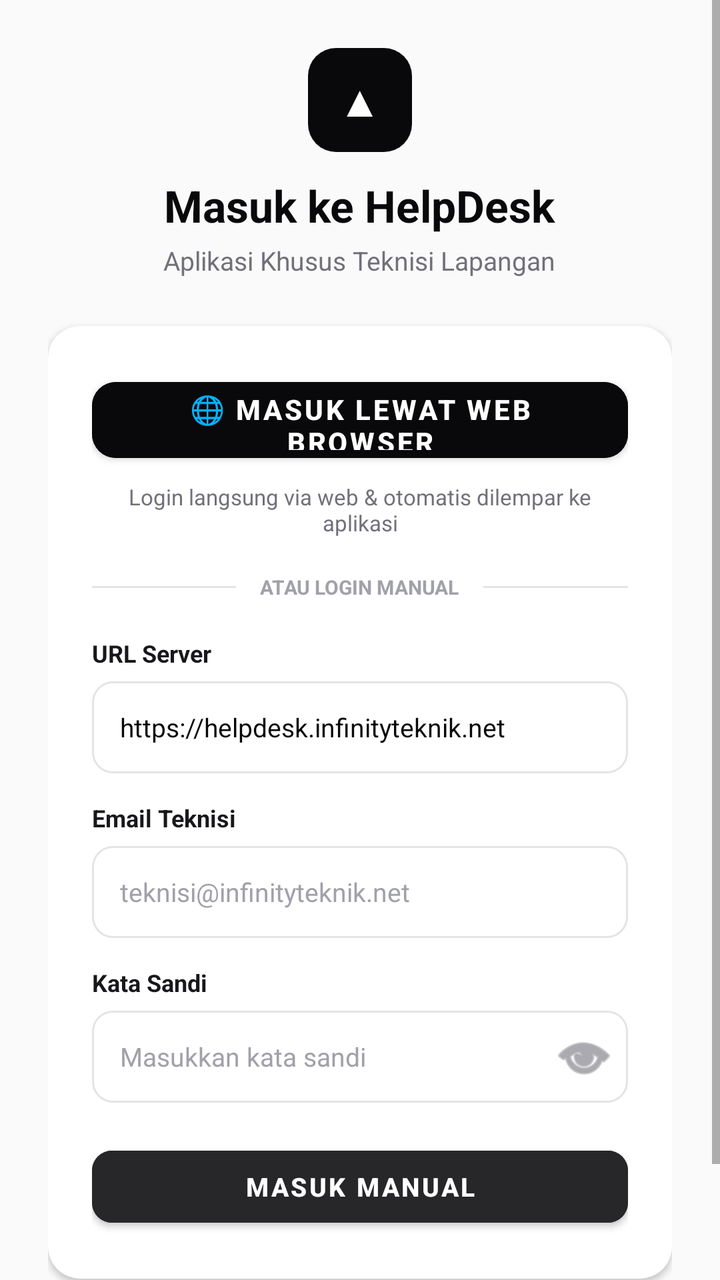
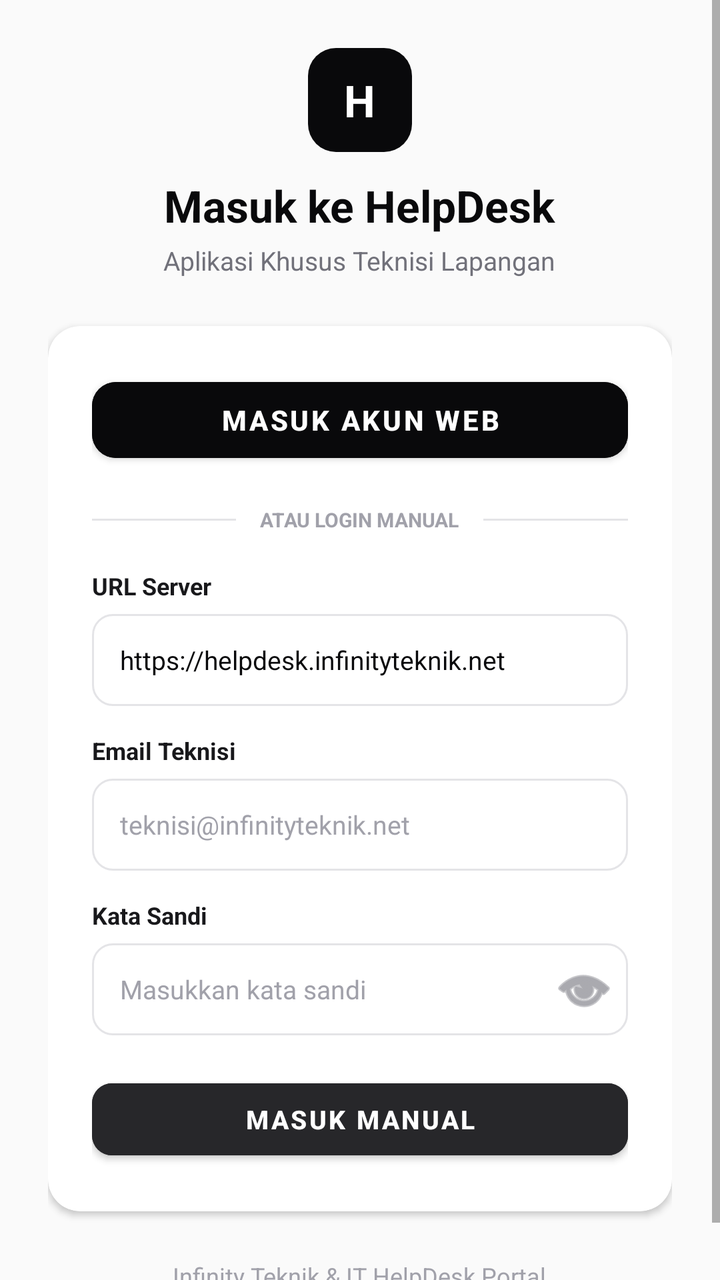

Screens rendered from an Android XML layout before and after an edit, with the pre-edit source and the edit as a unified diff.
<!-- AndroidManifest.xml: activity theme Theme.HelpDesk.NoActionBar -->
<!-- res/layout/activity_login.xml -->
<?xml version="1.0" encoding="utf-8"?>
<ScrollView xmlns:android="http://schemas.android.com/apk/res/android"
    xmlns:app="http://schemas.android.com/apk/res-auto"
    android:layout_width="match_parent"
    android:layout_height="match_parent"
    android:background="#FAFAFA"
    android:fillViewport="true">

    <LinearLayout
        android:layout_width="match_parent"
        android:layout_height="wrap_content"
        android:gravity="center"
        android:orientation="vertical"
        android:padding="24dp">

        
        <FrameLayout
            android:layout_width="52dp"
            android:layout_height="52dp"
            android:background="@drawable/logo_square_bg">

            <TextView
                android:layout_width="wrap_content"
                android:layout_height="wrap_content"
                android:layout_gravity="center"
                android:text="▲"
                android:textColor="#FFFFFF"
                android:textSize="22sp" />
        </FrameLayout>

        <TextView
            android:layout_width="wrap_content"
            android:layout_height="wrap_content"
            android:layout_marginTop="12dp"
            android:text="Masuk ke HelpDesk"
            android:textColor="#09090B"
            android:textSize="22sp"
            android:textStyle="bold" />

        <TextView
            android:layout_width="wrap_content"
            android:layout_height="wrap_content"
            android:layout_marginTop="4dp"
            android:text="Aplikasi Khusus Teknisi Lapangan"
            android:textColor="#71717A"
            android:textSize="13sp" />

        
        <androidx.cardview.widget.CardView
            android:layout_width="match_parent"
            android:layout_height="wrap_content"
            android:layout_marginTop="24dp"
            app:cardCornerRadius="16dp"
            app:cardElevation="2dp"
            app:cardBackgroundColor="#FFFFFF">

            <LinearLayout
                android:layout_width="match_parent"
                android:layout_height="wrap_content"
                android:orientation="vertical"
                android:padding="22dp">

                
                <com.google.android.material.button.MaterialButton
                    android:id="@+id/btnWebLogin"
                    android:layout_width="match_parent"
                    android:layout_height="50dp"
                    android:backgroundTint="#09090B"
                    android:text="🌐 Masuk Lewat Web Browser"
                    android:textColor="#FFFFFF"
                    android:textSize="14sp"
                    android:textStyle="bold"
                    app:cornerRadius="12dp" />

                <TextView
                    android:layout_width="match_parent"
                    android:layout_height="wrap_content"
                    android:layout_marginTop="6dp"
                    android:gravity="center"
                    android:text="Login langsung via web &amp; otomatis dilempar ke aplikasi"
                    android:textColor="#71717A"
                    android:textSize="11sp" />

                
                <LinearLayout
                    android:layout_width="match_parent"
                    android:layout_height="wrap_content"
                    android:layout_marginTop="18dp"
                    android:layout_marginBottom="18dp"
                    android:gravity="center"
                    android:orientation="horizontal">

                    <View
                        android:layout_width="0dp"
                        android:layout_height="1dp"
                        android:layout_weight="1"
                        android:background="#E4E4E7" />

                    <TextView
                        android:layout_width="wrap_content"
                        android:layout_height="wrap_content"
                        android:layout_marginStart="12dp"
                        android:layout_marginEnd="12dp"
                        android:text="ATAU LOGIN MANUAL"
                        android:textColor="#A1A1AA"
                        android:textSize="10sp"
                        android:textStyle="bold" />

                    <View
                        android:layout_width="0dp"
                        android:layout_height="1dp"
                        android:layout_weight="1"
                        android:background="#E4E4E7" />
                </LinearLayout>

                
                <TextView
                    android:layout_width="wrap_content"
                    android:layout_height="wrap_content"
                    android:text="URL Server"
                    android:textColor="#18181B"
                    android:textSize="12sp"
                    android:textStyle="bold" />

                <EditText
                    android:id="@+id/etServerUrl"
                    android:layout_width="match_parent"
                    android:layout_height="46dp"
                    android:layout_marginTop="6dp"
                    android:background="@drawable/input_field_bg"
                    android:inputType="textUri"
                    android:paddingStart="14dp"
                    android:paddingEnd="14dp"
                    android:text="https://helpdesk.infinityteknik.net"
                    android:textColor="#09090B"
                    android:textColorHint="#A1A1AA"
                    android:textSize="13sp" />

                
                <TextView
                    android:layout_width="wrap_content"
                    android:layout_height="wrap_content"
                    android:layout_marginTop="14dp"
                    android:text="Email Teknisi"
                    android:textColor="#18181B"
                    android:textSize="12sp"
                    android:textStyle="bold" />

                <EditText
                    android:id="@+id/etEmail"
                    android:layout_width="match_parent"
                    android:layout_height="46dp"
                    android:layout_marginTop="6dp"
                    android:background="@drawable/input_field_bg"
                    android:hint="teknisi@infinityteknik.net"
                    android:inputType="textEmailAddress"
                    android:paddingStart="14dp"
                    android:paddingEnd="14dp"
                    android:textColor="#09090B"
                    android:textColorHint="#A1A1AA"
                    android:textSize="13sp" />

                
                <TextView
                    android:layout_width="wrap_content"
                    android:layout_height="wrap_content"
                    android:layout_marginTop="14dp"
                    android:text="Kata Sandi"
                    android:textColor="#18181B"
                    android:textSize="12sp"
                    android:textStyle="bold" />

                <RelativeLayout
                    android:layout_width="match_parent"
                    android:layout_height="46dp"
                    android:layout_marginTop="6dp"
                    android:background="@drawable/input_field_bg">

                    <EditText
                        android:id="@+id/etPassword"
                        android:layout_width="match_parent"
                        android:layout_height="match_parent"
                        android:layout_toStartOf="@+id/ivTogglePassword"
                        android:background="@null"
                        android:hint="Masukkan kata sandi"
                        android:inputType="textPassword"
                        android:paddingStart="14dp"
                        android:paddingEnd="8dp"
                        android:textColor="#09090B"
                        android:textColorHint="#A1A1AA"
                        android:textSize="13sp" />

                    <ImageButton
                        android:id="@+id/ivTogglePassword"
                        android:layout_width="44dp"
                        android:layout_height="match_parent"
                        android:layout_alignParentEnd="true"
                        android:background="?attr/selectableItemBackgroundBorderless"
                        android:contentDescription="Toggle password"
                        android:src="@android:drawable/ic_menu_view"
                        android:tint="#71717A" />
                </RelativeLayout>

                
                <TextView
                    android:id="@+id/tvError"
                    android:layout_width="match_parent"
                    android:layout_height="wrap_content"
                    android:layout_marginTop="10dp"
                    android:textColor="#EF4444"
                    android:textSize="12sp"
                    android:visibility="gone" />

                
                <com.google.android.material.button.MaterialButton
                    android:id="@+id/btnLogin"
                    android:layout_width="match_parent"
                    android:layout_height="48dp"
                    android:layout_marginTop="18dp"
                    android:backgroundTint="#27272A"
                    android:text="Masuk Manual"
                    android:textColor="#FFFFFF"
                    android:textSize="13sp"
                    android:textStyle="bold"
                    app:cornerRadius="10dp" />

                
                <ProgressBar
                    android:id="@+id/pbLoading"
                    android:layout_width="32dp"
                    android:layout_height="32dp"
                    android:layout_gravity="center"
                    android:layout_marginTop="12dp"
                    android:visibility="gone" />

            </LinearLayout>
        </androidx.cardview.widget.CardView>

        <TextView
            android:layout_width="wrap_content"
            android:layout_height="wrap_content"
            android:layout_marginTop="24dp"
            android:text="Infinity Teknik &amp; IT HelpDesk Portal"
            android:textColor="#A1A1AA"
            android:textSize="12sp" />

    </LinearLayout>
</ScrollView>
<!-- resources referenced by this layout -->
<resources>
  <!-- drawable input_field_bg (drawable) -->
  <?xml version="1.0" encoding="utf-8"?>
  <shape xmlns:android="http://schemas.android.com/apk/res/android"
      android:shape="rectangle">
      <solid android:color="#FFFFFF" />
      <stroke android:width="1dp" android:color="#E4E4E7" />
      <corners android:radius="10dp" />
  </shape>
  <!-- drawable logo_square_bg (drawable) -->
  <?xml version="1.0" encoding="utf-8"?>
  <shape xmlns:android="http://schemas.android.com/apk/res/android"
      android:shape="rectangle">
      <solid android:color="#09090B" />
      <corners android:radius="14dp" />
  </shape>
  <style name="Theme.HelpDesk.NoActionBar" parent="Theme.MaterialComponents.DayNight.NoActionBar">
          <item name="colorPrimary">@color/primary</item>
          <item name="colorPrimaryVariant">@color/primary_dark</item>
          <item name="colorOnPrimary">@color/white</item>
          <item name="colorSecondary">@color/accent</item>
          <item name="android:statusBarColor">@color/primary_dark</item>
          <item name="android:windowBackground">@color/background</item>
      </style>
  <color name="primary">#0284C7</color>
  <color name="primary_dark">#0369A1</color>
  <color name="white">#FFFFFF</color>
  <color name="accent">#10B981</color>
  <color name="background">#F8FAFC</color>
</resources>

<!-- the commit's change to res/layout/activity_login.xml (unified diff, before → after) -->
@@ -23,9 +23,10 @@
                 android:layout_width="wrap_content"
                 android:layout_height="wrap_content"
                 android:layout_gravity="center"
-                android:text="▲"
+                android:text="H"
                 android:textColor="#FFFFFF"
-                android:textSize="22sp" />
+                android:textSize="22sp"
+                android:textStyle="bold" />
         </FrameLayout>
 
         <TextView
@@ -66,20 +67,11 @@
                     android:layout_width="match_parent"
                     android:layout_height="50dp"
                     android:backgroundTint="#09090B"
-                    android:text="🌐 Masuk Lewat Web Browser"
+                    android:text="Masuk Akun Web"
                     android:textColor="#FFFFFF"
                     android:textSize="14sp"
                     android:textStyle="bold"
                     app:cornerRadius="12dp" />
-
-                <TextView
-                    android:layout_width="match_parent"
-                    android:layout_height="wrap_content"
-                    android:layout_marginTop="6dp"
-                    android:gravity="center"
-                    android:text="Login langsung via web &amp; otomatis dilempar ke aplikasi"
-                    android:textColor="#71717A"
-                    android:textSize="11sp" />
 
                 
                 <LinearLayout
